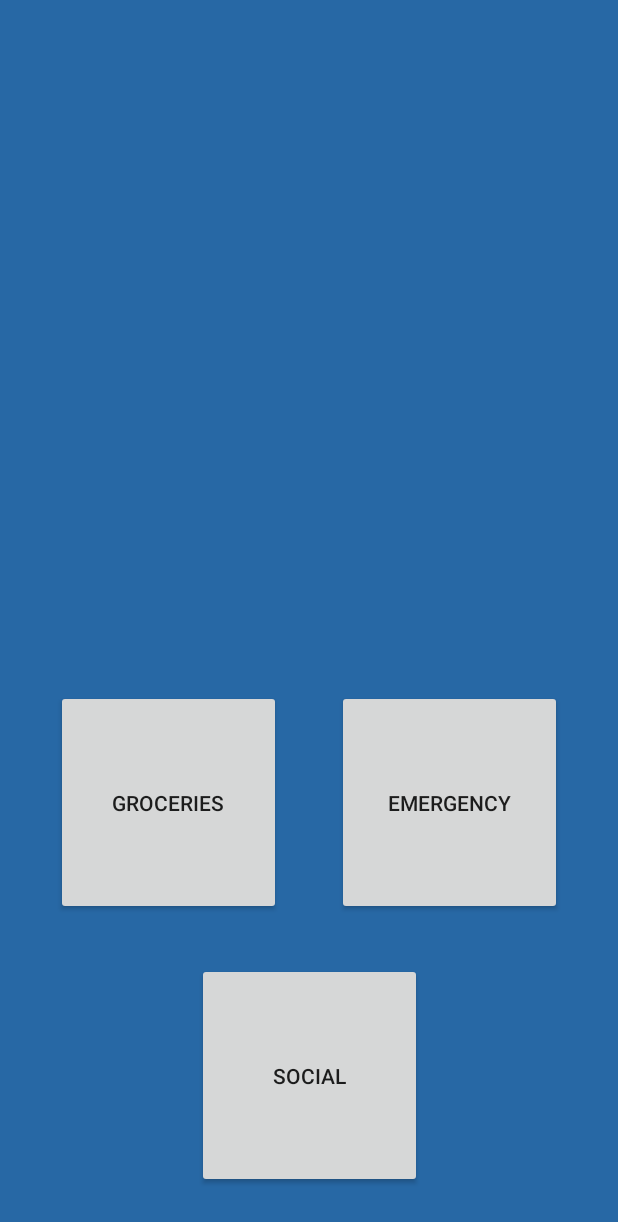
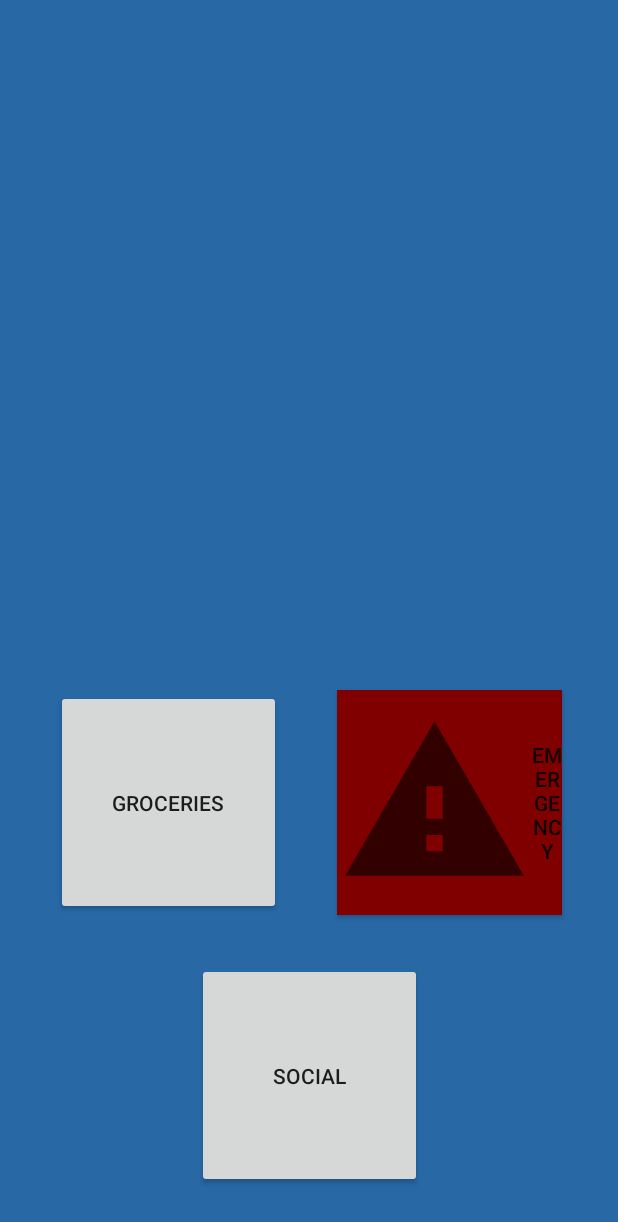
Before and after one commit to Kwongmingwei/FarisCare, an Android app: the MainMenu screen opened directly, with no data from a screen before it, on a phone screen of 412 x 824 dp. Shown: the top 1222 px of the screen. Run offline under Robolectric (Android 15) with nearby library versions, the phone set to English and light mode, and no system bars.

Commit message:
Home page

```diff
--- /dev/null
+++ b/app/src/main/res/drawable/ic_problem.xml
@@ -0,0 +1,5 @@
+<vector android:height="130dp" android:tint="?attr/colorControlNormal"
+    android:viewportHeight="24" android:viewportWidth="24"
+    android:width="130dp" xmlns:android="http://schemas.android.com/apk/res/android">
+    <path android:fillColor="@android:color/white" android:pathData="M1,21h22L12,2 1,21zM13,18h-2v-2h2v2zM13,14h-2v-4h2v4z"/>
+</vector>
--- a/app/src/main/res/layout/activity_main_menu.xml
+++ b/app/src/main/res/layout/activity_main_menu.xml
@@ -19,7 +19,10 @@
             android:layout_marginBottom="32dp"
             android:width="150dp"
             android:height="150dp"
+            android:background="#800000"
+            android:drawableStart="@drawable/ic_problem"
             android:text="EMERGENCY"
+
             app:layout_constraintBottom_toTopOf="@+id/social"
             app:layout_constraintEnd_toEndOf="parent"
             app:layout_constraintHorizontal_bias="0.5"
```
